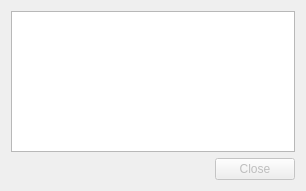
Above: papywizard/view/ui/connectDialog.ui from bingostar89/Papywizard before the change. Below: the same form after it.
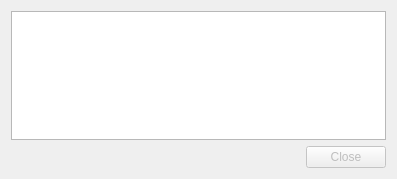
That is the form after the change. Icons and pictures are not drawn.

Commit message: Improved plugins connection

Patch:
```diff
--- a/papywizard/view/ui/connectDialog.ui
+++ b/papywizard/view/ui/connectDialog.ui
@@ -6,10 +6,16 @@
    <rect>
     <x>0</x>
     <y>0</y>
-    <width>306</width>
-    <height>191</height>
+    <width>397</width>
+    <height>179</height>
    </rect>
   </property>
+  <property name="sizePolicy">
+   <sizepolicy hsizetype="Preferred" vsizetype="Preferred">
+    <horstretch>0</horstretch>
+    <verstretch>0</verstretch>
+   </sizepolicy>
+  </property>
   <property name="windowTitle">
    <string>Connection status</string>
   </property>
@@ -22,7 +28,17 @@
   </property>
   <layout class="QVBoxLayout" name="verticalLayout">
    <item>
-    <widget class="QListWidget" name="pluginsStatusListWidget"/>
+    <widget class="QTextEdit" name="pluginsStatusTextEdit">
+     <property name="verticalScrollBarPolicy">
+      <enum>Qt::ScrollBarAsNeeded</enum>
+     </property>
+     <property name="horizontalScrollBarPolicy">
+      <enum>Qt::ScrollBarAlwaysOff</enum>
+     </property>
+     <property name="readOnly">
+      <bool>true</bool>
+     </property>
+    </widget>
    </item>
    <item>
     <widget class="QDialogButtonBox" name="buttonBox">
```
The commit also changes 3 other files.
